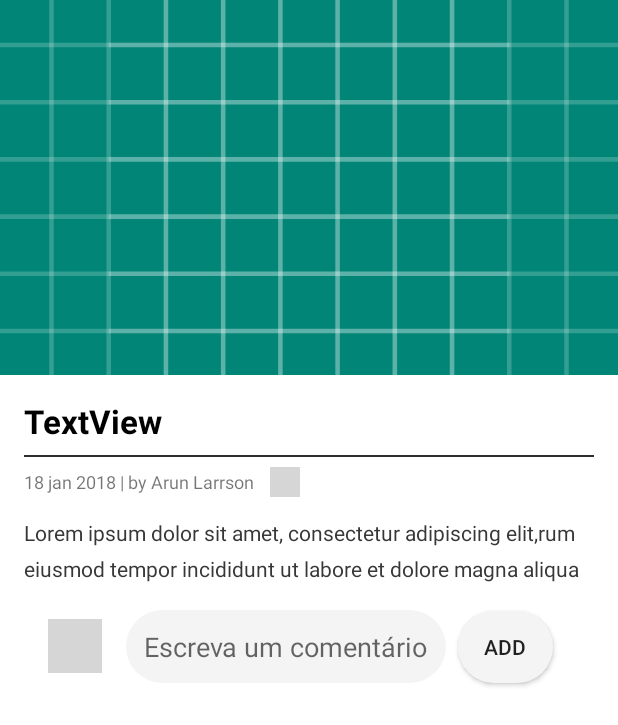
After one commit to math-schenatto/Mini-Mobile-Blog, an Android app: the layout activity_post_detail.xml on its own in the app's theme, with its tools: preview values and no code run, on a phone screen of 412 x 824 dp. The commit adds this screen. Shown: the top 725 px of the screen. Run offline under Robolectric (Android 15) with nearby library versions, the phone set to English and light mode, and no system bars; grey boxes are pictures that could not be loaded.

Commit message:
Adicionado a parte que faz os comentários

```diff
--- /dev/null
+++ b/app/src/main/res/drawable/edittext_button_style_rounded.xml
@@ -0,0 +1,11 @@
+<?xml version="1.0" encoding="utf-8"?>
+<shape xmlns:android="http://schemas.android.com/apk/res/android">
+
+
+    <solid android:color="#f4f4f4" />
+    <padding android:top="12dp" android:bottom="12dp"
+        android:right="12dp" android:left="12dp" />
+    <corners android:radius="32dp" />
+
+
+</shape>
--- /dev/null
+++ b/app/src/main/res/layout/activity_post_detail.xml
@@ -0,0 +1,166 @@
+<?xml version="1.0" encoding="utf-8"?>
+<android.support.v4.widget.NestedScrollView
+
+    xmlns:android="http://schemas.android.com/apk/res/android"
+    xmlns:app="http://schemas.android.com/apk/res-auto"
+    xmlns:tools="http://schemas.android.com/tools"
+    android:layout_width="match_parent"
+    android:layout_height="match_parent"
+    tools:context=".Activities.PostDetailActivity"
+    android:background="#fff">
+
+
+
+    <android.support.constraint.ConstraintLayout
+        android:layout_width="match_parent"
+        android:layout_height="match_parent">
+
+
+        <ImageView
+            android:id="@+id/post_detail_img"
+            android:layout_width="0dp"
+            android:layout_height="250dp"
+            android:scaleType="centerCrop"
+            app:layout_constraintEnd_toEndOf="parent"
+            app:layout_constraintHorizontal_bias="0.0"
+            app:layout_constraintStart_toStartOf="parent"
+            app:layout_constraintTop_toTopOf="parent"
+            app:srcCompat="@drawable/ic_launcher_background" />
+
+        <TextView
+
+            android:id="@+id/post_detail_title"
+            android:layout_width="0dp"
+            android:layout_height="wrap_content"
+            android:layout_marginStart="16dp"
+            android:layout_marginLeft="16dp"
+            android:layout_marginTop="16dp"
+            android:layout_marginEnd="16dp"
+            android:layout_marginRight="16dp"
+            android:lineSpacingExtra="4dp"
+            android:text="TextView"
+            android:textColor="@android:color/black"
+            android:textSize="22sp"
+            android:textStyle="bold"
+            app:layout_constraintEnd_toEndOf="parent"
+            app:layout_constraintStart_toStartOf="parent"
+            app:layout_constraintTop_toBottomOf="@+id/post_detail_img" />
+
+        <View
+            android:background="#2e2e2e"
+            android:id="@+id/view"
+            android:layout_width="0dp"
+            android:layout_height="1dp"
+            android:layout_marginStart="16dp"
+            android:layout_marginLeft="16dp"
+            android:layout_marginTop="8dp"
+            android:layout_marginEnd="16dp"
+            android:layout_marginRight="16dp"
+            app:layout_constraintEnd_toEndOf="parent"
+            app:layout_constraintHorizontal_bias="0.0"
+            app:layout_constraintStart_toStartOf="parent"
+            app:layout_constraintTop_toBottomOf="@+id/post_detail_title" />
+
+        <TextView
+            android:textSize="12sp"
+            android:id="@+id/post_detail_date_name"
+            android:layout_width="wrap_content"
+            android:layout_height="wrap_content"
+            android:layout_marginStart="16dp"
+            android:layout_marginLeft="16dp"
+            android:layout_marginTop="8dp"
+            android:layout_marginEnd="8dp"
+            android:layout_marginRight="8dp"
+            android:text="TextView"
+            app:layout_constraintEnd_toEndOf="parent"
+            app:layout_constraintHorizontal_bias="0.0"
+            app:layout_constraintStart_toStartOf="parent"
+            app:layout_constraintTop_toBottomOf="@+id/view"
+            tools:text="18 jan 2018 | by Arun Larrson " />
+
+        <TextView
+
+            android:textColor="#373737"
+            android:lineSpacingExtra="8dp"
+            android:id="@+id/post_detail_desc"
+            android:layout_width="0dp"
+            android:layout_height="wrap_content"
+            android:layout_marginStart="16dp"
+            android:layout_marginLeft="16dp"
+            android:layout_marginTop="16dp"
+            android:layout_marginEnd="16dp"
+            android:layout_marginRight="16dp"
+            android:text="Lorem ipsum dolor sit amet, consectetur adipiscing elit,rum eiusmod tempor incididunt ut labore et dolore magna aliqua"
+            app:layout_constraintEnd_toEndOf="parent"
+            app:layout_constraintStart_toStartOf="parent"
+            app:layout_constraintTop_toBottomOf="@+id/post_detail_date_name" />
+
+        <ImageView
+            android:id="@+id/post_detail_currentuser_img"
+            android:layout_width="36dp"
+            android:layout_height="36dp"
+            android:layout_marginStart="32dp"
+            android:layout_marginLeft="32dp"
+            android:layout_marginTop="24dp"
+            app:layout_constraintStart_toStartOf="parent"
+            app:layout_constraintTop_toBottomOf="@+id/post_detail_desc"
+            tools:srcCompat="@tools:sample/avatars" />
+
+        <EditText
+
+            android:hint="Escreva um comentário"
+            android:background="@drawable/edittext_button_style_rounded"
+            android:id="@+id/post_detail_comment"
+            android:layout_width="wrap_content"
+            android:layout_height="wrap_content"
+            android:layout_marginStart="16dp"
+            android:layout_marginLeft="16dp"
+            android:ems="10"
+            android:inputType="textPersonName"
+            app:layout_constraintBottom_toBottomOf="@+id/post_detail_currentuser_img"
+            app:layout_constraintStart_toEndOf="@+id/post_detail_currentuser_img"
+            app:layout_constraintTop_toTopOf="@+id/post_detail_currentuser_img" />
+
+        <Button
+            android:id="@+id/post_detail_add_comment_btn"
+            android:layout_width="63dp"
+            android:layout_height="wrap_content"
+            android:layout_marginStart="8dp"
+            android:layout_marginLeft="8dp"
+            android:layout_marginEnd="8dp"
+            android:layout_marginRight="8dp"
+            android:background="@drawable/edittext_button_style_rounded"
+            android:text="Add"
+            app:layout_constraintBottom_toBottomOf="@+id/post_detail_comment"
+            app:layout_constraintEnd_toEndOf="parent"
+            app:layout_constraintHorizontal_bias="0.0"
+            app:layout_constraintStart_toEndOf="@+id/post_detail_comment"
+            app:layout_constraintTop_toTopOf="@+id/post_detail_comment"
+            app:layout_constraintVertical_bias="0.529" />
+
+        <ImageView
+            android:id="@+id/post_detail_user_img"
+            android:layout_width="20dp"
+            android:layout_height="20dp"
+            android:layout_marginStart="8dp"
+            android:layout_marginLeft="8dp"
+            app:layout_constraintBottom_toBottomOf="@+id/post_detail_date_name"
+            app:layout_constraintStart_toEndOf="@+id/post_detail_date_name"
+            app:layout_constraintTop_toTopOf="@+id/post_detail_date_name"
+            tools:srcCompat="@tools:sample/avatars" />
+
+        <android.support.v7.widget.RecyclerView
+            android:id="@+id/rv_comment"
+            android:layout_width="0dp"
+            android:layout_height="wrap_content"
+            android:layout_marginTop="16dp"
+            app:layout_constraintEnd_toEndOf="parent"
+            app:layout_constraintStart_toStartOf="parent"
+            app:layout_constraintTop_toBottomOf="@+id/post_detail_comment" />
+
+    </android.support.constraint.ConstraintLayout>
+
+
+
+
+</android.support.v4.widget.NestedScrollView>
```
Also changed, not shown: app/src/main/AndroidManifest.xml (+3 -4 lines), app/src/main/java/com/matheus/notesapp/Activities/PostDetailActivity.java (added, +200 -0 lines), app/src/main/java/com/matheus/notesapp/Adapters/CommentAdapter.java (added, +81 -0 lines), app/src/main/java/com/matheus/notesapp/Adapters/PostAdapter.java (+24 -0 lines), app/src/main/java/com/matheus/notesapp/Models/Comment.java (added, +70 -0 lines), app/src/main/res/layout/row_comment.xml (added, +67 -0 lines).
